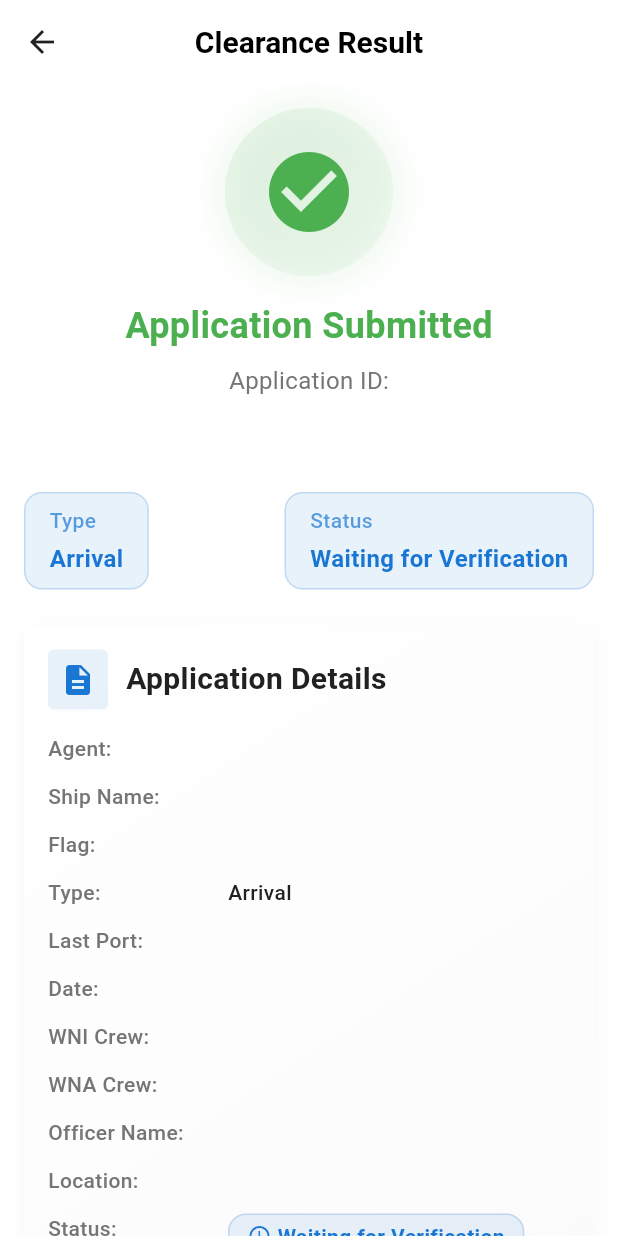
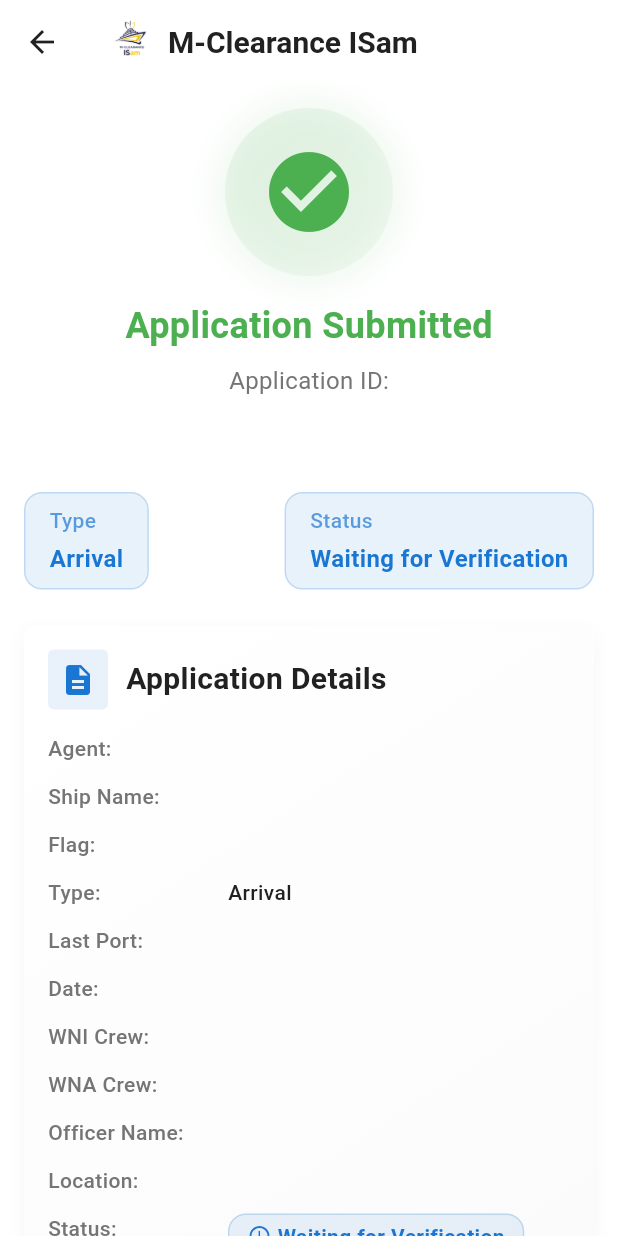
Before and after one commit to nabhanyuzqi1/m-clearance-imigrasi, a Flutter app: the ClearanceResultScreen screen opened directly with empty values, on a phone screen of 412 x 824 dp. Run offline on Flutter 3.47's test engine with Material 3 defaults, Android fonts, the phone set to English and light mode, and no system bars; our stand-ins replace cloud_firestore, cloud_functions, file_picker, firebase_auth, firebase_core, firebase_crashlytics and 9 more; missing offline and left inert: flutter_pdfview, universal_html; accounts and stored records are empty; Roboto replaces fonts that are missing (Poppins).

Commit message:
Refactor officer and agent profile screens, improve file naming
Refactored officer and agent profile edit screens for better readability and consistent dialog styling. Officer settings screen now uses a stateful widget and updates after profile edits. Improved file upload naming in clearance form to use sanitized base names and extensions. Clearance result screen now displays file labels and filenames separately for clarity.

```diff
--- a/lib/app/views/screens/user/clearance_result_screen.dart
+++ b/lib/app/views/screens/user/clearance_result_screen.dart
@@ -26,13 +26,16 @@ class ClearanceResultScreen extends StatelessWidget {
         AppLocalizations.of(context).get('clearanceResult.$key');
     final isArrival = application.type == ApplicationType.kedatangan;
 
+    final appName = AppLocalizations.of(context).get('splash.app_name');
+
     return Scaffold(
       backgroundColor: AppTheme.backgroundColor,
       appBar: CustomAppBar(
-        titleText: tr('title'),
+        title: LogoTitle(text: appName),
         backgroundColor: AppTheme.whiteColor,
         foregroundColor: AppTheme.blackColor,
         elevation: 0,
+        centerTitle: false,
       ),
       body: SingleChildScrollView(
         padding: EdgeInsets.all(AppTheme.spacing16),
@@ -640,11 +643,7 @@ class ClearanceResultScreen extends StatelessWidget {
     }
   }
 
-  Widget _buildFileCard(
-    String fileName,
-    String Function(String) tr,
-    BuildContext context,
-  ) {
+  Widget _buildFileCard(String label, String fileName, BuildContext context) {
     String filename = _extractFilename(fileName);
 
     return Container(
@@ -681,13 +680,23 @@ class ClearanceResultScreen extends StatelessWidget {
           ),
         ),
         title: Text(
-          filename,
+          label,
           style: TextStyle(
-            fontWeight: FontWeight.w500,
+            fontWeight: FontWeight.w600,
             color: AppTheme.onSurface,
             fontFamily: 'Poppins',
             fontSize: AppTheme.fontSizeBody1,
           ),
+        ),
+        subtitle: Text(
+          filename,
+          style: TextStyle(
+            color: AppTheme.subtitleColor,
+            fontFamily: 'Poppins',
+            fontSize: AppTheme.fontSizeBody2,
+          ),
+          maxLines: 1,
+          overflow: TextOverflow.ellipsis,
         ),
         trailing: IconButton(
           onPressed: () async {
@@ -736,16 +745,28 @@ class ClearanceResultScreen extends StatelessWidget {
     List<Widget> widgets = [];
     if (application.portClearanceFile != null &&
         application.portClearanceFile!.isNotEmpty) {
-      widgets.add(_buildFileCard(application.portClearanceFile!, tr, context));
+      widgets.add(
+        _buildFileCard(
+          tr('port_clearance'),
+          application.portClearanceFile!,
+          context,
+        ),
+      );
     }
     if (application.crewListFile != null &&
         application.crewListFile!.isNotEmpty) {
-      widgets.add(_buildFileCard(application.crewListFile!, tr, context));
+      widgets.add(
+        _buildFileCard(tr('crew_list'), application.crewListFile!, context),
+      );
     }
     if (application.notificationLetterFile != null &&
         application.notificationLetterFile!.isNotEmpty) {
       widgets.add(
-        _buildFileCard(application.notificationLetterFile!, tr, context),
+        _buildFileCard(
+          tr('notification_letter'),
+          application.notificationLetterFile!,
+          context,
+        ),
       );
     }
     if (widgets.isEmpty) {
```
Also changed, not shown: lib/app/views/screens/officer/edit_profile_screen.dart (+63 -28 lines), lib/app/views/screens/officer/officer_settings_screen.dart (+98 -96 lines), lib/app/views/screens/user/clearance_form_screen.dart (+21 -3 lines), lib/app/views/screens/user/edit_agent_profile_screen.dart (+126 -60 lines).
